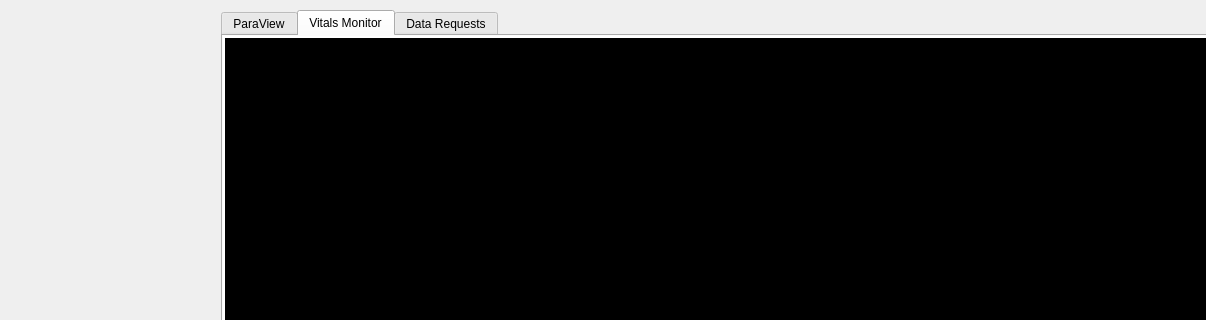
Qt form MainExplorerWindow.ui (cnsuhao/explorer) before a commit; both pictures show x 0 to 1206 and y 0 to 320 of the 1206 by 905 pixel window.
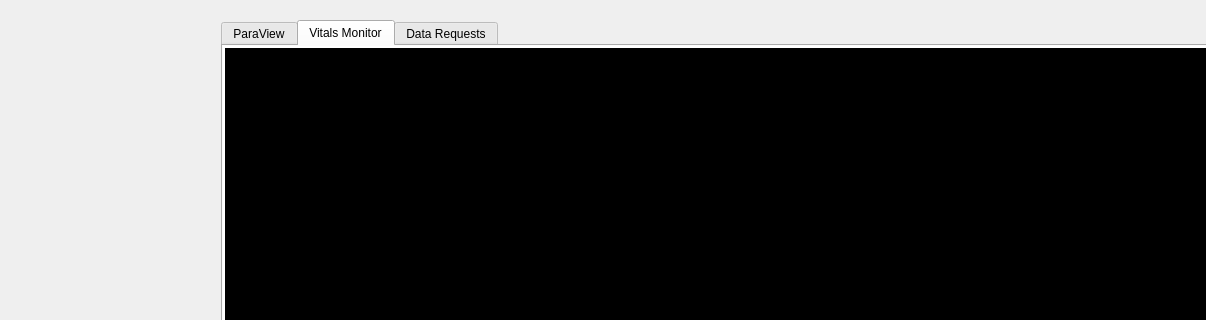
The same form after that commit.

Commit message: Mess with Mutexes and Tab Positioning

The edit to the form file:
```diff
--- a/MainExplorerWindow.ui
+++ b/MainExplorerWindow.ui
@@ -18,9 +18,9 @@
     <property name="geometry">
      <rect>
       <x>0</x>
-      <y>10</y>
+      <y>20</y>
       <width>1091</width>
-      <height>631</height>
+      <height>621</height>
      </rect>
     </property>
     <property name="styleSheet">
```
The commit also changes 3 other files.
